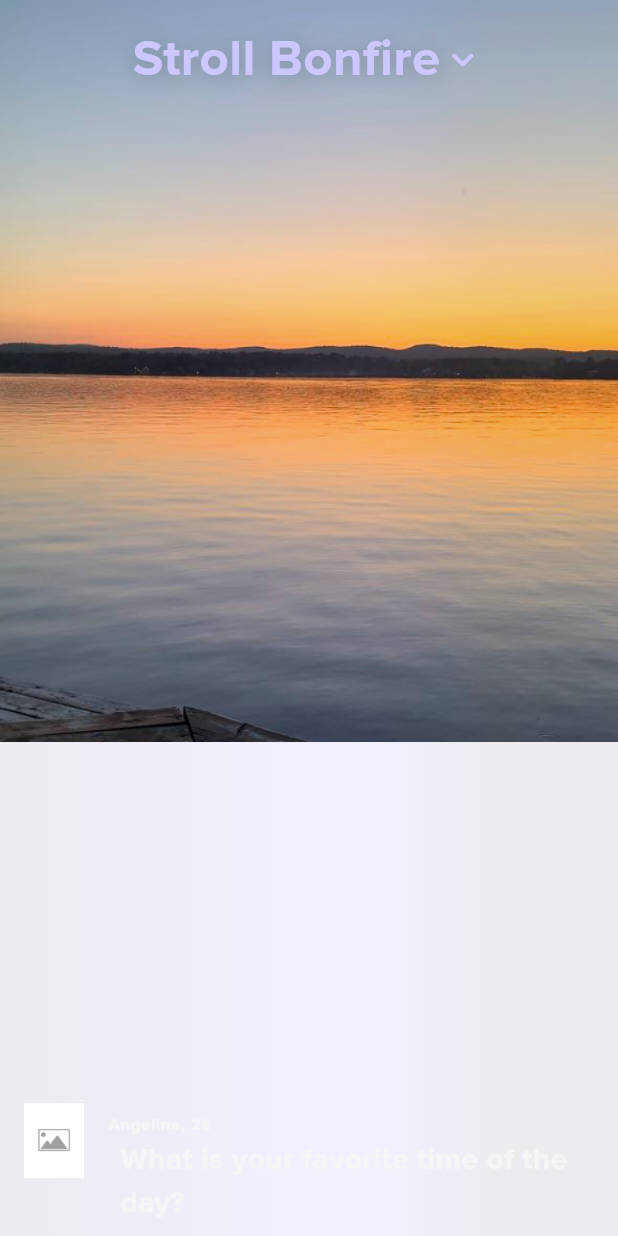
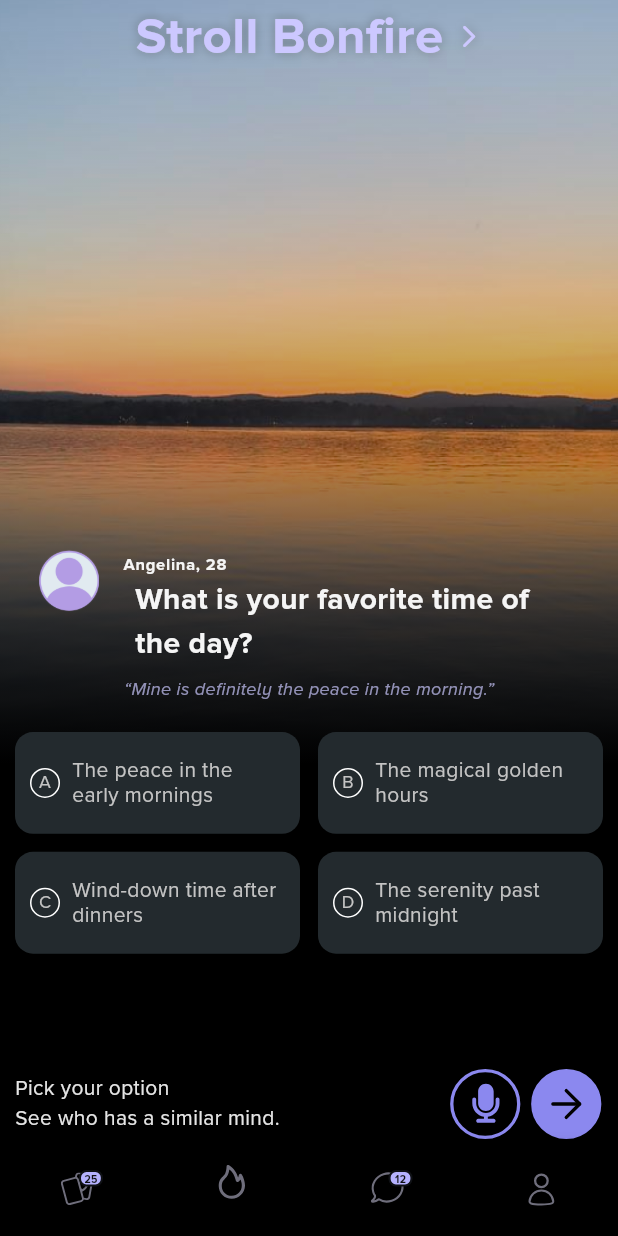
Before and after one commit to OniX9/Stroll-Task-Onix9, a Flutter app: the screen it shows after launch, on a phone screen of 412 x 824 dp. Run offline on Flutter 3.47's test engine with Material 3 defaults, Android fonts, the phone set to English and light mode, and no system bars; drawn by our look-alikes of cached_network_image; our stand-ins replace flutter_svg, shared_preferences; network calls fail.

Commit message:
completed task 1

```diff
--- a/lib/imports/imports.dart
+++ b/lib/imports/imports.dart
@@ -12,7 +12,8 @@ export 'package:shared_preferences/shared_preferences.dart';
 export 'package:cached_network_image/cached_network_image.dart';
 
 //------------------------SCREENS-----------------------------------------------
-export 'package:stroll_task/screens/home/home_screen.dart';
+export 'package:stroll_task/screens/home/HomeScreen.dart';
+export 'package:stroll_task/screens/home/dashboard_page.dart';
 
 //------------------------UTILS-------------------------------------------------
 export 'package:stroll_task/utils/fonts.dart';
@@ -20,3 +21,5 @@ export 'package:stroll_task/utils/colors.dart';
 
 //------------------------WIDGETS-----------------------------------------------
 export 'package:stroll_task/screens/widgets/animated_overflow_text.dart';
+export 'package:stroll_task/screens/widgets/expandable_tile.dart';
+export 'package:stroll_task/screens/widgets/profile_container.dart';
--- /dev/null
+++ b/lib/screens/home/HomeScreen.dart
@@ -0,0 +1,169 @@
+import 'package:stroll_task/imports/imports.dart';
+import 'package:stroll_task/screens/home/placeholder_page.dart';
+
+class HomeScreen extends StatefulWidget {
+  /// initialPageIndex jumps to a page,
+  /// rather than default page when screen class is called.
+  const HomeScreen({
+    super.key,
+    this.initialPageIndex,
+  });
+
+  final int? initialPageIndex;
+  @override
+  State<HomeScreen> createState() => _HomeScreenState();
+}
+
+class _HomeScreenState extends State<HomeScreen> {
+  ScrollController scrollController = ScrollController();
+  int _currentPageIndex = 1;
+  bool isPageChanged = false;
+  // late SignUpResponseMerchant signUpResponse;
+
+  @override
+  initState() {
+    super.initState();
+  }
+
+  @override
+  dispose() {
+    super.dispose();
+  }
+
+  /// Getter & Setter for bottomNavBar's page index
+  /// Use to change HomeScreen page from within this class
+  int pageIndex([int? index]) {
+    // 1. Returns initialPageIndex if its set on HomeLegalX() call,
+    //    else index 2(HomePage) is returned.
+    // 2. assigns index to _currentPageIndex on getPageIndex(index: int) call,
+    //    triggered by bottomNavBar item tap, while setting isPageChanged to true.
+    // 3. If isPageChanged is true, then only _currentPageIndex is returned,
+    //    regardless of if initialPageIndex is null or not.
+    // Note if widget.initialPageIndex is set directly, keyboard may crash on open.
+    if (isPageChanged || index != null) {
+      if (index != null) {
+        setState(() {
+          _currentPageIndex = index;
+          isPageChanged = true;
+        });
+      }
+      return _currentPageIndex;
+    }
+    return widget.initialPageIndex ?? _currentPageIndex;
+  }
+
+  @override
+  Widget build(BuildContext context) {
+    final _pageOptions = [
+      PlaceholderPage(),
+      DashboardPage(),
+      PlaceholderPage(),
+      PlaceholderPage(),
+    ];
+    return Scaffold(
+      backgroundColor: Colors.black,
+      bottomNavigationBar: BottomNavigationBar(
+        type: BottomNavigationBarType.fixed,
+        showUnselectedLabels: false,
+        showSelectedLabels: false,
+        backgroundColor: Colors.black,
+        selectedLabelStyle:
+            TextStyle(fontWeight: FontWeight.w600, fontSize: 10),
+        selectedItemColor: Colors.white,
+        items: <BottomNavigationBarItem>[
+          BottomNavigationBarItem(
+            icon: getIcon(
+              0,
+              pageIndex(),
+              activeSVGpath: 'assets/svgs/nav_icon1.svg',
+              noOfNotification: 25,
+            ),
+            label: 'Home',
+          ),
+          BottomNavigationBarItem(
+            icon: getIcon(
+              1,
+              pageIndex(),
+              activeSVGpath: 'assets/svgs/nav_icon2.svg',
+              noOfNotification: 0,
+            ),
+            label: 'News',
+          ),
+          BottomNavigationBarItem(
+            icon: getIcon(
+              2,
+              pageIndex(),
+              activeSVGpath: 'assets/svgs/nav_icon3.svg',
+              noOfNotification: 12,
+            ),
+            label: 'Wallet',
+          ),
+          BottomNavigationBarItem(
+            icon: getIcon(
+              3,
+              pageIndex(),
+              activeSVGpath: 'assets/svgs/nav_icon4.svg',
+              noOfNotification: null,
+            ),
+            label: 'Tasks',
+          ),
+        ],
+        currentIndex: pageIndex(), //New
+        onTap: onTabTapped,
+      ),
+      body: _pageOptions[pageIndex()],
+    );
+  }
+
+  Widget getIcon(
+    int index,
+    int selectedIndex, {
+    int? noOfNotification,
+    required String activeSVGpath,
+  }) {
+    bool isCurrent = selectedIndex == index;
+    return SizedBox(
+      height: 40,
+      child: Column(
+        mainAxisAlignment: MainAxisAlignment.end,
+        children: [
+          Stack(
+            alignment: Alignment.topRight,
+            children: [
+              SvgPicture.asset(activeSVGpath, height: 35),
+              if (noOfNotification != null && noOfNotification != 0) Container(
+                width: 16,
+                height: 11,
+                margin: EdgeInsets.only(top: 5),
+                alignment: Alignment.center,
+                decoration: BoxDecoration(
+                  borderRadius: BorderRadius.circular(5),
+                  border: Border.all(width: 1.4, color: Color(0xFF0F1115)),
+                  color: kAppPurpleAccent,
+                ),
+                child: Text(
+                  noOfNotification.toString(),
+                  style: TextStyle(
+                    fontSize: 7,
+                    color: Color(0xFF0F1115),
+                    fontWeight: FontWeight.bold,
+                  ),
+                ),
+              ),
+            ],
+          ),
+          AnimatedContainer(
+            height: isCurrent ? 5 : 0,
+            duration: Duration(milliseconds: 350),
+          ),
+        ],
+      ),
+    );
+  }
+
+  void onTabTapped(int index) {
+    setState(() {
+      pageIndex(index);
+    });
+  }
+}
--- /dev/null
+++ b/lib/screens/home/dashboard_page.dart
@@ -0,0 +1,320 @@
+import 'package:stroll_task/imports/imports.dart';
+
+class DashboardPage extends StatelessWidget {
+  const DashboardPage({super.key});
+
+  @override
+  Widget build(BuildContext context) {
+    return Scaffold(
+      body: Stack(
+        children: [
+          Image.asset(
+            'assets/images/background.png',
+            fit: BoxFit.cover,
+            height: MediaQuery.sizeOf(context).height * 0.68,
+            width: double.infinity,
+          ),
+
+          SafeArea(
+            child: Container(
+              decoration: BoxDecoration(
+                gradient: kAppGradient,
+              ),
+              padding: EdgeInsets.symmetric(horizontal: 10),
+              child: Column(
+                children: [
+                  ExpandableBonfireTitle(
+                    onPressed: () {},
+                  ),
+                  Spacer(
+                    flex: 5,
+                  ),
+                  Column(
+                    children: [
+                      ListTile(
+                        leading: ProfileContainer(
+                          url:
+                              'https://images.squarespace-cdn.com/content/v1/53b599ebe4b08a2784696956/1408651395609-4BGCNVO8OMCKAGOWB5FC/CEOportrait_0101.jpg?format=500w',
+                        ),
+                        isThreeLine: true,
+                        title: Padding(
+                          padding: const EdgeInsets.only(top: 6.0),
+                          child: Text('Angelina, 28',
+                              style: TextStyle(
+                                fontSize: 11,
+                                color: kAppGreyWhite,
+                                fontWeight: FontWeight.bold,
+                              )),
+                        ),
+                        subtitle: Container(
+                          padding: const EdgeInsets.only(left: 8.0),
+                          constraints: BoxConstraints(maxWidth: 0.8),
+                          child: Text(
+                            'What is your favorite time of the day?',
+                            style: TextStyle(
+                              fontSize: 20,
+                              color: kAppGreyWhite,
+                              fontWeight: FontWeight.bold,
+                            ),
+                          ),
+                        ),
+                      ),
+                      Center(
+                        child: Text(
+                          '“Mine is definitely the peace in the morning.”',
+                          style: TextStyle(
+                              fontSize: 12,
+                              fontStyle: FontStyle.italic,
+                              color: Color(0xB2CBC9FF)),
+                        ),
+                      )
+                    ],
+                  ),
+                  Expanded(
+                    flex: 4,
+                    child: PickOption(),
+                  ),
+                  Row(
+                    crossAxisAlignment: CrossAxisAlignment.center,
+                    children: [
+                      Text(
+                        'Pick your option \nSee who has a similar mind.',
+                        style: TextStyle(
+                          color: Color(0xFFE5E5E5),
+                        ),
+                      ),
+                      Spacer(),
+                      SvgPicture.asset('assets/svgs/mic_recorder.svg'),
+                      SizedBox(width: 5),
+                      SvgPicture.asset('assets/svgs/go_icon.svg'),
+                    ],
+                  ),
+                ],
+              ),
+            ),
+          ),
+          // SafeArea( //Non reactive ui
+          //   child: ExpandableBonfireTitle(
+          //     onPressed: () {},
+          //   ),
+          // ),
+        ],
+      ),
+    );
+  }
+}
+
+// ***SCREEN-ONLY WIDGETs***
+// 1.
+class ExpandableBonfireTitle extends StatelessWidget {
+  final String? title;
+  final String? subTitle;
+  final double? expandedHeight;
+  final Function() onPressed;
+
+  const ExpandableBonfireTitle({
+    super.key,
+    this.title,
+    this.subTitle,
+    required this.onPressed,
+    this.expandedHeight = 130,
+  });
+
+  @override
+  Widget build(BuildContext context) {
+    final dropShadow = <Shadow>[
+      Shadow(
+        offset: Offset(0.0, 0),
+        blurRadius: 7.9,
+        color: Colors.black.withAlpha(70),
+      ),
+      Shadow(
+        offset: Offset(0.0, 0),
+        blurRadius: 2.0,
+        color: Color(0xFFBEBEBE).withAlpha(70),
+      ),
+    ];
+    return ExpandableTile(
+      onTap: onPressed,
+      enabled: true,
+      duration: Duration(milliseconds: 1020),
+      icon: Icon(
+        Icons.arrow_forward_ios_rounded,
+        color: kAppPurpleLight,
+        size: 18,
+        shadows: dropShadow,
+      ),
+      title: Text(
+        'Stroll Bonfire',
+        style: TextStyle(
+          fontSize: 34,
+          color: kAppPurpleLight,
+          fontWeight: FontWeight.w700,
+          shadows: dropShadow,
+        ),
+      ),
+      child: Container(
+        height: expandedHeight,
+        child: Row(
+          mainAxisAlignment: MainAxisAlignment.center,
+          crossAxisAlignment: CrossAxisAlignment.start,
+          children: [
+            Icon(
+              Icons.timer_sharp,
+              color: Colors.white,
+              size: 15,
+              shadows: dropShadow,
+            ),
+            Text(
+              '22h 00m',
+              style: TextStyle(
+                color: Colors.white,
+                fontSize: 12,
+                shadows: dropShadow,
+                fontWeight: FontWeight.w600,
+              ),
+            ),
+            SizedBox(width: 8),
+            Icon(
+              Icons.person_outline_sharp,
+              color: Colors.white,
+              size: 15,
+              shadows: dropShadow,
+            ),
+            Text(
+              '103',
+              style: TextStyle(
+                color: Colors.white,
+                fontSize: 12,
+                shadows: dropShadow,
+                fontWeight: FontWeight.w600,
+              ),
+            ),
+          ],
+        ),
+      ),
+    );
+  }
+}
+
+// 2.
+class PickOption extends StatefulWidget {
+  const PickOption({
+    super.key,
+  });
+
+  @override
+  State<PickOption> createState() => _PickOptionState();
+}
+
+class _PickOptionState extends State<PickOption> {
+  String? selectedOption;
+
+  @override
+  Widget build(BuildContext context) {
+    return GestureDetector(
+      onTap: () {
+        setState(() => selectedOption = null);
+        // Reset to null, if outside the options was clicked.
+      },
+      child: Padding(
+        padding: const EdgeInsets.symmetric(vertical: 20.0),
+        child: GridView.count(
+          crossAxisCount: 2,
+          childAspectRatio: 2.8,
+          crossAxisSpacing: 12,
+          mainAxisSpacing: 12,
+          children: [
+            buildOptions(
+                label: 'A',
+                selectedLabel: selectedOption,
+                body: 'The peace in the early mornings',
+                onTap: () {
+                  setState(() => selectedOption = 'A');
+                }),
+            buildOptions(
+                label: 'B',
+                selectedLabel: selectedOption,
+                body: 'The magical golden hours',
+                onTap: () {
+                  setState(() => selectedOption = 'B');
+                }),
+            buildOptions(
+                label: 'C',
+                selectedLabel: selectedOption,
+                body: 'Wind-down time after dinners',
+                onTap: () {
+                  setState(() => selectedOption = 'C');
+                }),
+            buildOptions(
+                label: 'D',
+                selectedLabel: selectedOption,
+                body: 'The serenity past midnight',
+                onTap: () {
+                  setState(() => selectedOption = 'D');
+                }),
+          ],
+        ),
+      ),
+    );
+  }
+
+  InkWell buildOptions({
+    String? body,
+    Function()? onTap,
+    required String label,
+    required String? selectedLabel,
+  }) {
+    bool isSelected = label == selectedLabel;
+    return InkWell(
+      onTap: onTap,
+      child: Container(
+        decoration: BoxDecoration(
+            borderRadius: BorderRadius.circular(12),
+            color: Color(0xFF232A2E),
+            border: Border.all(
+              width: 2,
+              color: isSelected ? kAppPurpleMain : Colors.transparent,
+            )),
+        padding: EdgeInsets.all(8),
+        child: Row(
+          mainAxisAlignment: MainAxisAlignment.start,
+          crossAxisAlignment: CrossAxisAlignment.center,
+          children: [
+            Container(
+              //Circled Labels
+              width: 20,
+              height: 20,
+              alignment: Alignment.center,
+              decoration: BoxDecoration(
+                shape: BoxShape.circle,
+                color: isSelected ? kAppPurpleMain : Colors.transparent,
+                border: Border.all(
+                    width: 1,
+                    color: isSelected ? kAppPurpleMain : Colors.white),
+              ),
+              child: Text(
+                label.toUpperCase(),
+                style: TextStyle(
+                  fontSize: 12,
+                  color: isSelected ? kAppGreyWhite : kAppGrey,
+                ),
+              ),
+            ),
+            SizedBox(width: 8),
+            Expanded(
+              child: Text(
+                body ?? '',
+                style: TextStyle(
+                  fontSize: 14,
+                  color: kAppGrey,
+                  height: 1.2,
+                ),
+              ),
+            ),
+          ],
+        ),
+      ),
+    );
+  }
+}
--- a/lib/screens/home/home_screen.dart
+++ /dev/null
@@ -1,90 +0,0 @@
-import 'package:stroll_task/imports/imports.dart';
-import 'package:stroll_task/screens/widgets/profile_container.dart';
-
-class HomeScreen extends StatelessWidget {
-  const HomeScreen({super.key});
-
-  @override
-  Widget build(BuildContext context) {
-    return Scaffold(
-        body: Stack(
-      children: [
-        Image.asset(
-          'assets/images/background.png',
-          fit: BoxFit.cover,
-          height: MediaQuery.sizeOf(context).height * 0.60,
-          width: double.infinity,
-        ),
-        SafeArea(
-          child: Container(
-            decoration: BoxDecoration(
-              gradient: kAppGradient,
-            ),
-            child: Column(
-              children: [
-                buildTitle(),
-                Spacer(),
-                ListTile(
-                  leading: ProfileContainer(
-                    url: 'https://images.squarespace-cdn.com/content/v1/53b599ebe4b08a2784696956/1408651395609-4BGCNVO8OMCKAGOWB5FC/CEOportrait_0101.jpg?format=500w',
-                  ),
-                  isThreeLine: true,
-                  title: Padding(
-                    padding: const EdgeInsets.only(top: 6.0),
-                    child: Text('Angelina, 28',
-                        style: TextStyle(
-                          fontSize: 11,
-                          color: Color(0xFFF5F5F5),
-                          fontWeight: FontWeight.bold,
-                        )),
-                  ),
-                  subtitle: Padding(
-                    padding: const EdgeInsets.only(left: 8.0),
-                    child: Text(
-                        'What is your favorite time of the day?',
-                        style: TextStyle(
-                          fontSize: 20,
-                          color: Color(0xFFF5F5F5),
-                          fontWeight: FontWeight.bold,
-                          ),
-                    ),
-                  ),
-                )
-              ],
-            ),
-          ),
-        )
-      ],
-    ));
-  }
-
-  Padding buildTitle() {
-    return Padding(
-              padding: const EdgeInsets.only(top: 15.0),
-              child: Row(
-                mainAxisAlignment: MainAxisAlignment.center,
-                crossAxisAlignment: CrossAxisAlignment.center,
-                children: [
-                  Text('Stroll Bonfire',
-                      style: TextStyle(
-                        fontSize: 34,
-                        color: kAppPurpleLight,
-                        fontWeight: FontWeight.w700,
-                        shadows: <Shadow>[
-                          Shadow(
-                            offset: Offset(0.0, 2),
-                            blurRadius: 20.0,
-                            color: Colors.black.withAlpha(51),
-                          ),
-                        ],
-                      )),
-                  Icon(
-                    Icons.keyboard_arrow_down_rounded,
-                    color: kAppPurpleLight,
-                    size: 30,
-                  ),
-                ],
-              ),
-            );
-  }
-}
--- /dev/null
+++ b/lib/screens/home/placeholder_page.dart
@@ -0,0 +1,10 @@
+import 'package:stroll_task/imports/imports.dart';
+
+class PlaceholderPage extends StatelessWidget {
+  const PlaceholderPage({super.key});
+
+  @override
+  Widget build(BuildContext context) {
+    return const Placeholder();
+  }
+}
--- /dev/null
+++ b/lib/screens/widgets/expandable_tile.dart
@@ -0,0 +1,80 @@
+import 'package:stroll_task/imports/imports.dart';
+
+class ExpandableTile extends StatefulWidget {
+  final Duration duration;
+  final Widget? child;
+  final Widget? title;
+  final bool enabled;
+  final Function? onTap;
+  final Icon? icon;
+
+  const ExpandableTile({
+    super.key,
+    this.icon,
+    this.child,
+    this.title,
+    this.onTap,
+    this.enabled = true,
+    this.duration = const Duration(milliseconds: 800),
+  });
+
+  @override
+  State<ExpandableTile> createState() => _ExpandableTileState();
+}
+
+class _ExpandableTileState extends State<ExpandableTile> {
+  bool isExpanded = false;
+
+  double? getExpandedHeight() {
+    if (isExpanded && widget.enabled) {
+      if (widget.child ==
+          null) //Prevents expansion to container's maxHeight, if child is null
+        return 0;
+      return null;
+    } else {
+      return 0.1;
+    }
+  }
+
+  @override
+  Widget build(BuildContext context) {
+    return InkWell(
+      onTap: () {
+        if (widget.onTap != null) widget.onTap!();
+        setState(() {
+          isExpanded = !isExpanded;
+        });
+      },
+      child: Column(
+        children: [
+          Row(
+            mainAxisAlignment: MainAxisAlignment.center,
+            children: [
+              if (widget.title != null) widget.title!,
+              SizedBox(width: 8),
+              AnimatedRotation(
+                duration: Duration(milliseconds: 180),
+                turns: isExpanded && widget.enabled ? 45 / 180 : 0,
+                child: widget.icon ?? Icon(Icons.keyboard_arrow_right, color: Colors.white),
+              ),
+            ],
+          ),
+          AnimatedContainer(
+            duration: widget.duration,
+            constraints:
+                BoxConstraints(maxHeight: MediaQuery.of(context).size.height),
+            width: double.maxFinite,
+            height: getExpandedHeight(),
+            decoration: BoxDecoration(),
+            child: Visibility(
+              visible: isExpanded,
+              child: SingleChildScrollView(
+                child: widget.child ?? const SizedBox(),
+              ),
+            ),
+          ),
+        ],
+      ),
+    );
+  }
+}
--- a/lib/screens/widgets/profile_container.dart
+++ b/lib/screens/widgets/profile_container.dart
@@ -8,7 +8,7 @@ class ProfileContainer extends StatelessWidget {
   const ProfileContainer({
     this.radius = 50,
     this.url,
-    this.placeholder = 'assets/images/img_placeholder.png',
+    this.placeholder = 'assets/images/profile_placeholder.png',
     super.key,
   });
 
--- a/lib/utils/colors.dart
+++ b/lib/utils/colors.dart
@@ -3,13 +3,17 @@ import 'package:stroll_task/imports/imports.dart';
 const Color kAppPurpleMain = Color(0xFF8B88EF);
 const Color kAppPurpleLight = Color(0xFFCCC8FF);
 const Color kAppPurpleAccent = Color(0xFFB5B2FF);
+const Color kAppGrey = Color(0xFFC4C4C4);
+const Color kAppGreyWhite = Color(0xFFF5F5F5);
 const LinearGradient kAppGradient = LinearGradient(
+  begin: Alignment.topCenter,
+  end: Alignment.bottomCenter,
+  stops: [0.02, 0.4, 0.5, 0.55, 0.67],
   colors: [
-    Color(0x0F111500),
-    Color(0x0D0E1247),
-    Color(0x0B0C0FA3),
-    Color(0x090B0DCC),
-    Color(0x0F111500),
-    Color(0x0F111500)
+    Color(0x000F1115),
+    Color(0x470D0E12),
+    Color(0xA30B0C0F),
+    Color(0xCC090B0D),
+    Colors.black,
   ],
 );
```
Also changed, not shown: assets/images/profile_placeholder.png (added), assets/svgs/go_icon.svg (added), assets/svgs/mic_recorder.svg (added), assets/svgs/nav_icon1.svg (added), assets/svgs/nav_icon2.svg (added), assets/svgs/nav_icon3.svg (added), assets/svgs/nav_icon4.svg (added).
